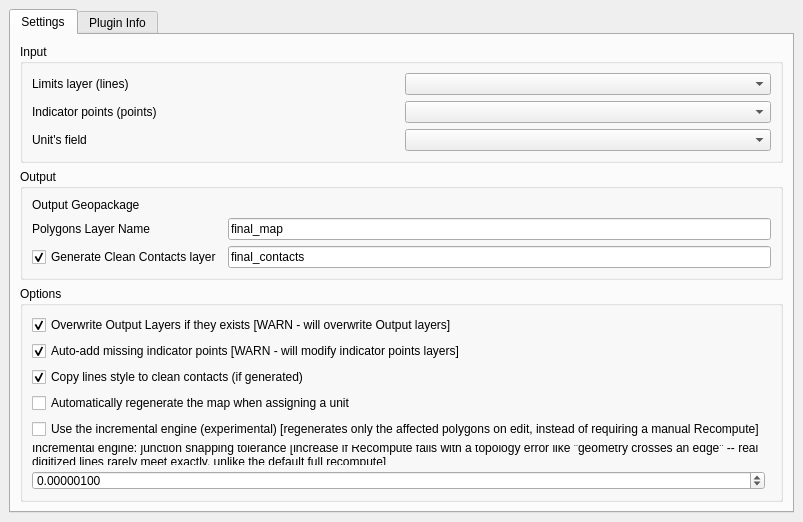
First picture: the form in mappy/qgismappy_dockwidget_base.ui, repository europlanet-gmap/mappy, before the edit.
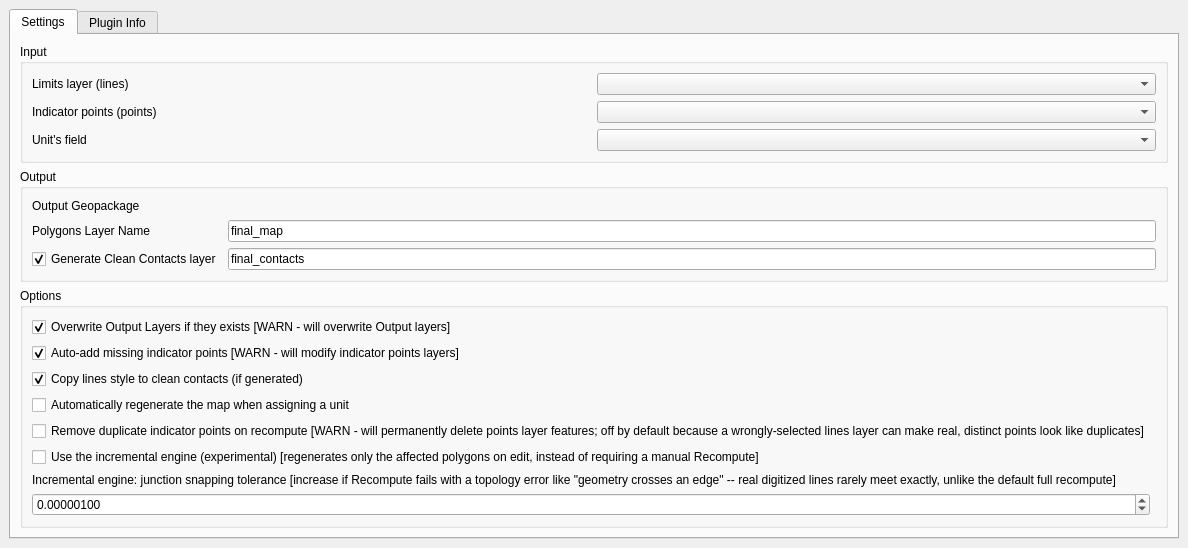
Second picture: the form after the edit. Custom widgets are drawn as their Qt base class.

Commit message: Never delete "duplicate" indicator points without explicit user consent

```diff
--- a/mappy/qgismappy_dockwidget_base.ui
+++ b/mappy/qgismappy_dockwidget_base.ui
@@ -168,6 +168,16 @@
             </widget>
            </item>
            <item row="4" column="0">
+            <widget class="QCheckBox" name="remove_duplicate_indicator_points">
+             <property name="text">
+              <string>Remove duplicate indicator points on recompute [WARN - will permanently delete points layer features; off by default because a wrongly-selected lines layer can make real, distinct points look like duplicates]</string>
+             </property>
+             <property name="checked">
+              <bool>false</bool>
+             </property>
+            </widget>
+           </item>
+           <item row="5" column="0">
             <widget class="QCheckBox" name="use_incremental_engine">
              <property name="text">
               <string>Use the incremental engine (experimental) [regenerates only the affected polygons on edit, instead of requiring a manual Recompute]</string>
@@ -177,7 +187,7 @@
              </property>
             </widget>
            </item>
-           <item row="5" column="0">
+           <item row="6" column="0">
             <widget class="QLabel" name="label_topology_tolerance">
              <property name="text">
               <string>Incremental engine: junction snapping tolerance [increase if Recompute fails with a topology error like "geometry crosses an edge" -- real digitized lines rarely meet exactly, unlike the default full recompute]</string>
@@ -187,7 +197,7 @@
              </property>
             </widget>
            </item>
-           <item row="6" column="0">
+           <item row="7" column="0">
             <widget class="QgsDoubleSpinBox" name="topology_tolerance">
              <property name="decimals">
               <number>8</number>
```
The commit also changes 8 other files.
